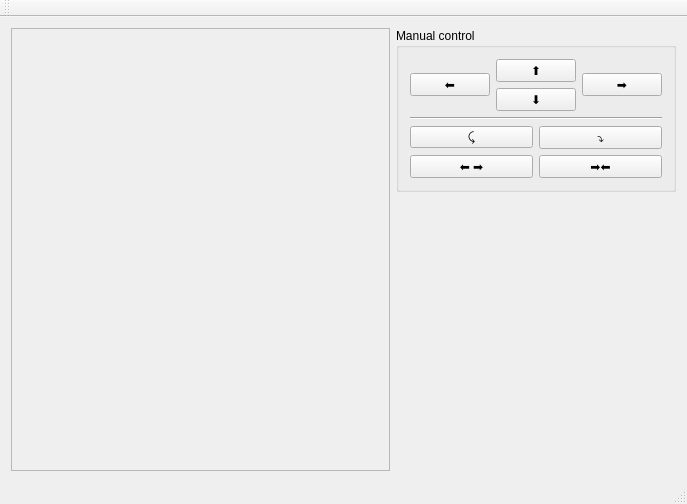
Qt form mainwindow.ui (samcrow/GripperSimulator) before a commit.
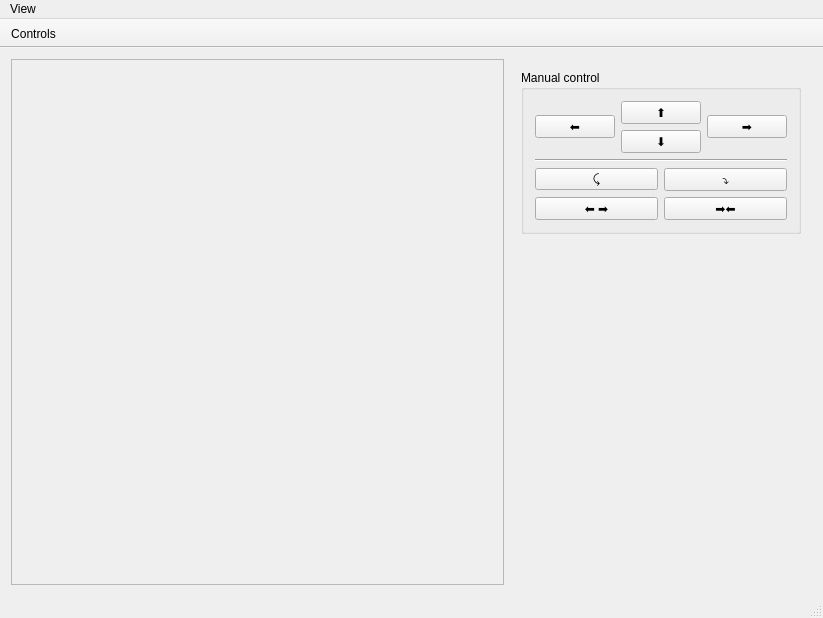
The same form after that commit. Custom widgets are drawn as their Qt base class.

Patch:
```diff
--- a/mainwindow.ui
+++ b/mainwindow.ui
@@ -6,8 +6,8 @@
    <rect>
     <x>0</x>
     <y>0</y>
-    <width>687</width>
-    <height>504</height>
+    <width>823</width>
+    <height>618</height>
    </rect>
   </property>
   <property name="windowTitle">
@@ -17,8 +17,8 @@
    <bool>true</bool>
   </property>
   <widget class="QWidget" name="centralWidget">
-   <layout class="QGridLayout" name="gridLayout_4">
-    <item row="0" column="0" rowspan="2">
+   <layout class="QHBoxLayout" name="horizontalLayout">
+    <item>
      <widget class="QFrame" name="frame">
       <property name="sizePolicy">
        <sizepolicy hsizetype="MinimumExpanding" vsizetype="Preferred">
@@ -48,41 +48,44 @@
       </layout>
      </widget>
     </item>
-    <item row="0" column="1">
+    <item>
+     <widget class="QWidget" name="rightPane" native="true">
+      <layout class="QVBoxLayout" name="verticalLayout">
+       <item>
      <widget class="QGroupBox" name="groupBox">
       <property name="title">
        <string>Manual control</string>
       </property>
       <layout class="QGridLayout" name="gridLayout_2">
-       <item row="3" column="2">
+          <item row="0" column="1">
         <widget class="QPushButton" name="upButton">
          <property name="text">
           <string>⬆︎</string>
          </property>
         </widget>
        </item>
-       <item row="3" column="3" rowspan="2">
+          <item row="0" column="2" rowspan="2">
         <widget class="QPushButton" name="rightButton">
          <property name="text">
           <string>➡︎</string>
          </property>
         </widget>
        </item>
-       <item row="4" column="2">
+          <item row="2" column="0" colspan="3">
+           <widget class="Line" name="line">
+            <property name="orientation">
+             <enum>Qt::Horizontal</enum>
+            </property>
+           </widget>
+          </item>
+          <item row="1" column="1">
         <widget class="QPushButton" name="downButton">
          <property name="text">
           <string>⬇︎</string>
          </property>
         </widget>
        </item>
-       <item row="3" column="0" rowspan="2" colspan="2">
-        <widget class="QPushButton" name="leftButton">
-         <property name="text">
-          <string>⬅︎</string>
-         </property>
-        </widget>
-       </item>
-       <item row="6" column="0" colspan="4">
+          <item row="3" column="0" colspan="3">
         <layout class="QGridLayout" name="gridLayout">
          <item row="3" column="1">
           <widget class="QPushButton" name="openButton">
@@ -114,17 +117,17 @@
          </item>
         </layout>
        </item>
-       <item row="5" column="0" colspan="4">
-        <widget class="Line" name="line">
-         <property name="orientation">
-          <enum>Qt::Horizontal</enum>
+          <item row="0" column="0" rowspan="2">
+           <widget class="QPushButton" name="leftButton">
+            <property name="text">
+             <string>⬅︎</string>
          </property>
         </widget>
        </item>
       </layout>
      </widget>
     </item>
-    <item row="1" column="1">
+       <item>
      <spacer name="verticalSpacer">
       <property name="orientation">
        <enum>Qt::Vertical</enum>
@@ -139,25 +142,53 @@
     </item>
    </layout>
   </widget>
+    </item>
+   </layout>
+  </widget>
   <widget class="QMenuBar" name="menuBar">
    <property name="geometry">
     <rect>
      <x>0</x>
      <y>0</y>
-     <width>687</width>
+     <width>823</width>
      <height>22</height>
     </rect>
    </property>
+   <widget class="QMenu" name="menuView">
+    <property name="title">
+     <string>View</string>
+    </property>
+    <addaction name="actionControls"/>
+   </widget>
+   <addaction name="menuView"/>
   </widget>
   <widget class="QToolBar" name="mainToolBar">
+   <property name="movable">
+    <bool>false</bool>
+   </property>
+   <property name="floatable">
+    <bool>false</bool>
+   </property>
    <attribute name="toolBarArea">
     <enum>TopToolBarArea</enum>
    </attribute>
    <attribute name="toolBarBreak">
     <bool>false</bool>
    </attribute>
+   <addaction name="actionControls"/>
   </widget>
   <widget class="QStatusBar" name="statusBar"/>
+  <action name="actionControls">
+   <property name="checkable">
+    <bool>true</bool>
+   </property>
+   <property name="text">
+    <string>Controls</string>
+   </property>
+   <property name="toolTip">
+    <string>Toggles the visibility of the manual controls</string>
+   </property>
+  </action>
  </widget>
  <layoutdefault spacing="6" margin="11"/>
  <customwidgets>
```
Left out of the diff: 19 changed lines with no effect on the pictures. Lines whose indentation alone changed are shown as unchanged.
